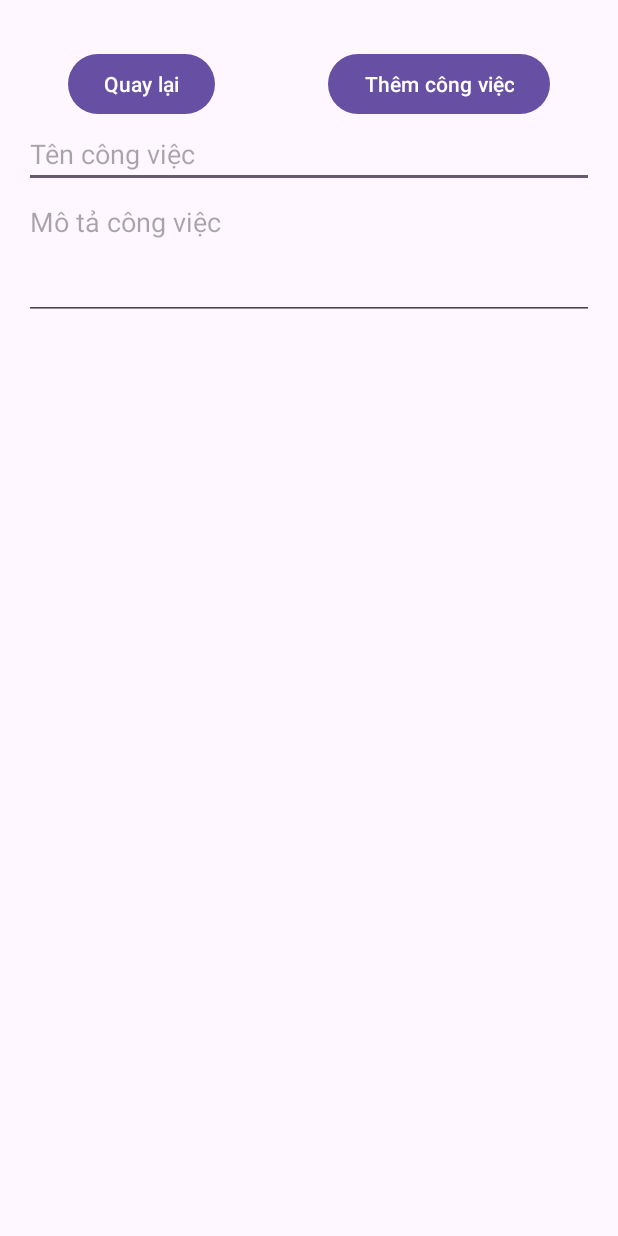
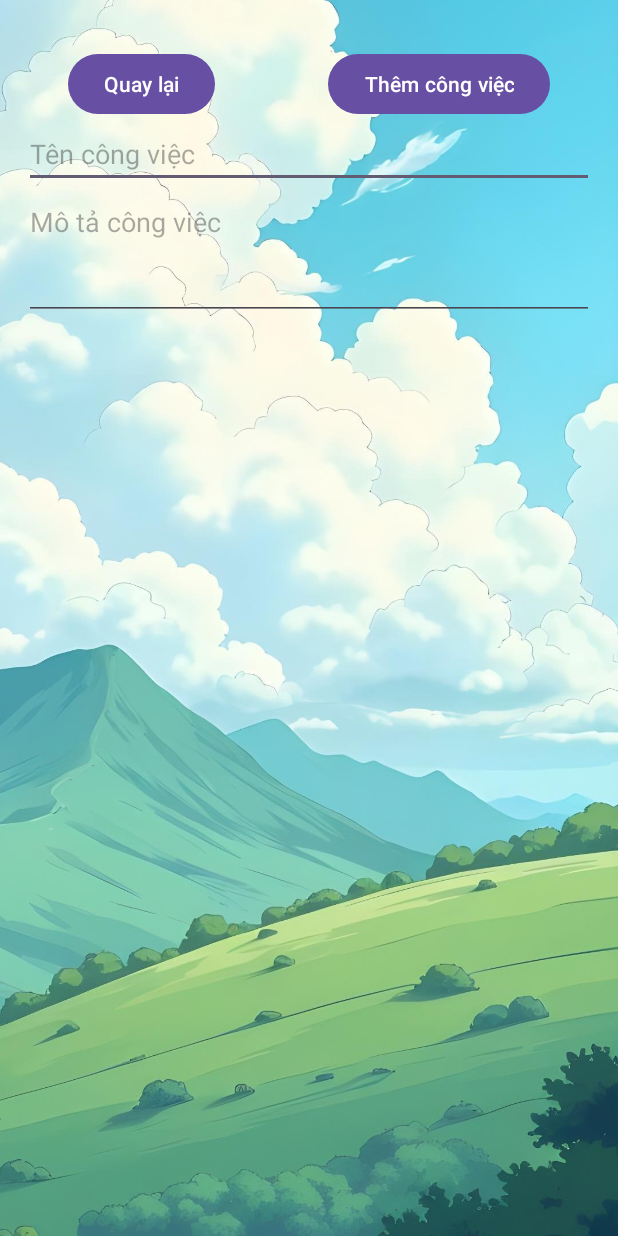
Before and after one commit to nggiabao2004/Build-Basic-Note-Android-App, an Android app: the AddTaskActivity screen opened directly, with no data from a screen before it, on a phone screen of 412 x 824 dp. Run offline under Robolectric (Android 15) with nearby library versions, the phone set to English and light mode, and no system bars.

Commit message:
update wallpaper_mountain in all .xml

```diff
--- a/app/src/main/res/layout/activity_add.xml
+++ b/app/src/main/res/layout/activity_add.xml
@@ -3,7 +3,8 @@
     android:layout_width="match_parent"
     android:layout_height="match_parent"
     android:orientation="vertical"
-    android:padding="16dp">
+    android:padding="16dp"
+    android:background="@drawable/wallpaper_mountain" >
 
     <!-- Các nút thao tác -->
     <LinearLayout
--- a/app/src/main/res/layout/activity_detail.xml
+++ b/app/src/main/res/layout/activity_detail.xml
@@ -3,7 +3,8 @@
     android:layout_width="match_parent"
     android:layout_height="match_parent"
     android:orientation="vertical"
-    android:padding="16dp">
+    android:padding="16dp"
+    android:background="@drawable/wallpaper_mountain" >
 
     <!-- Các nút thao tác -->
     <LinearLayout
--- a/app/src/main/res/layout/activity_home.xml
+++ b/app/src/main/res/layout/activity_home.xml
@@ -3,7 +3,8 @@
     android:layout_width="match_parent"
     android:layout_height="match_parent"
     android:orientation="vertical"
-    android:padding="16dp">
+    android:padding="16dp"
+    android:background="@drawable/wallpaper_mountain" >
 
     <!-- Hàng đầu: button Quay lại và Đăng xuất -->
     <LinearLayout
--- a/app/src/main/res/layout/activity_login.xml
+++ b/app/src/main/res/layout/activity_login.xml
@@ -36,7 +36,8 @@
             android:id="@+id/btnRegister"
             android:layout_width="wrap_content"
             android:layout_height="wrap_content"
-            android:text="Đăng Ký" />
+            android:text="Đăng Ký"
+            />
 
         <!-- Nút Đăng ký tài khoản -->
         <Button
```
